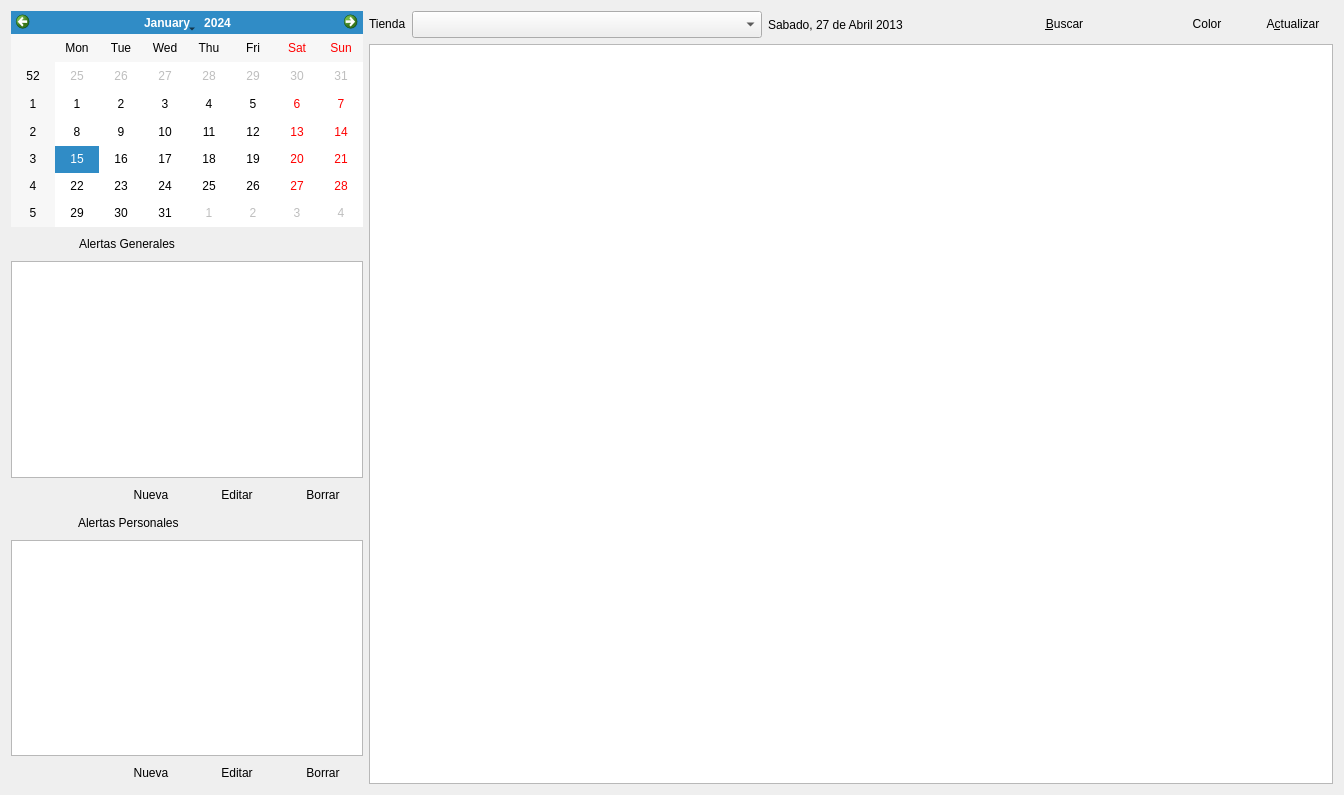
rodety/manager, file agenda/agenda_ui.ui: the form before one commit.
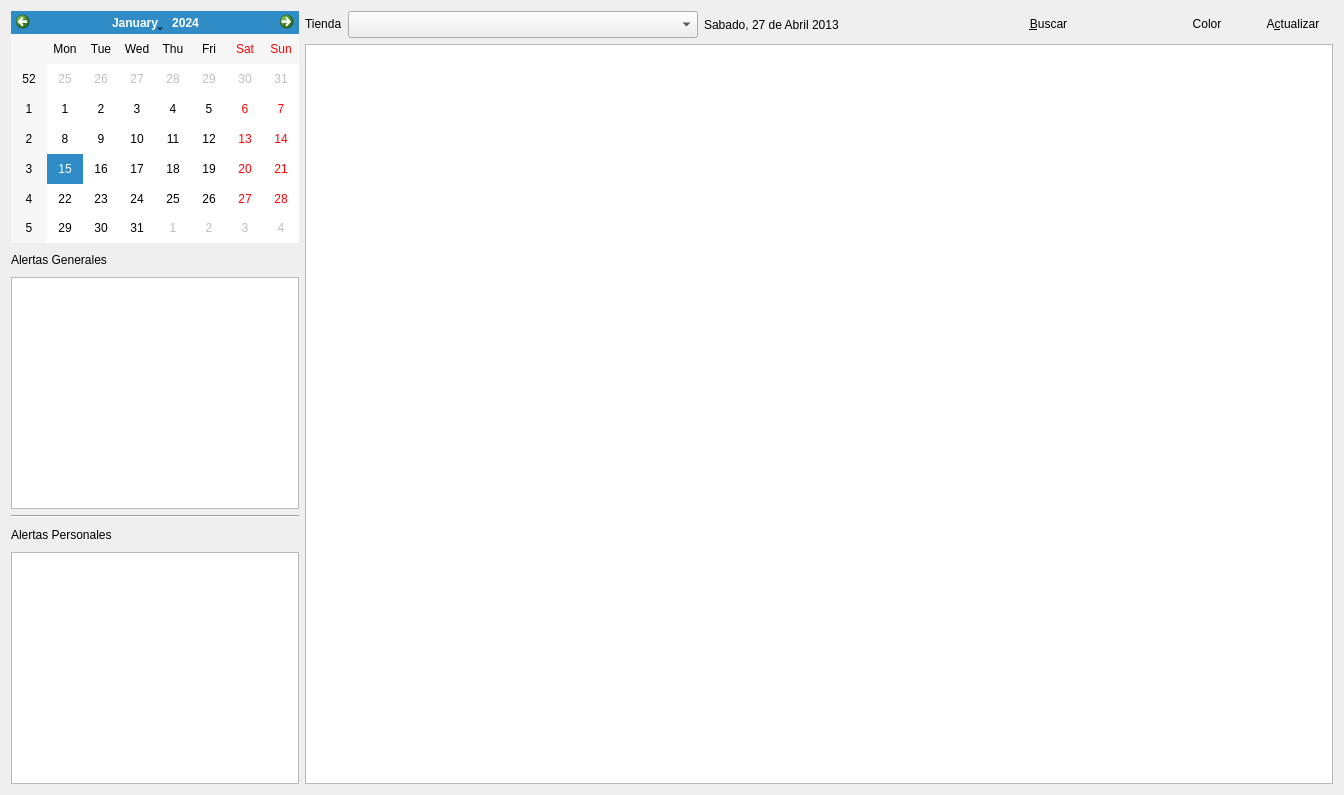
The form after the commit. Icons and pictures are not drawn.

Commit message: Terminado agenda

Diff of the .ui file:
```diff
--- a/agenda/agenda_ui.ui
+++ b/agenda/agenda_ui.ui
@@ -50,64 +50,6 @@
           </widget>
          </item>
          <item>
-          <widget class="QPushButton" name="pushButton_AlertaGeneral_changeColor">
-           <property name="enabled">
-            <bool>true</bool>
-           </property>
-           <property name="sizePolicy">
-            <sizepolicy hsizetype="Fixed" vsizetype="Fixed">
-             <horstretch>0</horstretch>
-             <verstretch>0</verstretch>
-            </sizepolicy>
-           </property>
-           <property name="text">
-            <string/>
-           </property>
-           <property name="icon">
-            <iconset resource="../Icons/Icons.qrc">
-             <normaloff>:/Icons/color_swatch.png</normaloff>:/Icons/color_swatch.png</iconset>
-           </property>
-           <property name="iconSize">
-            <size>
-             <width>16</width>
-             <height>16</height>
-            </size>
-           </property>
-           <property name="autoDefault">
-            <bool>false</bool>
-           </property>
-           <property name="default">
-            <bool>false</bool>
-           </property>
-           <property name="flat">
-            <bool>true</bool>
-           </property>
-          </widget>
-         </item>
-        </layout>
-       </item>
-       <item>
-        <widget class="QTableView" name="tableView_Alert_General"/>
-       </item>
-       <item>
-        <layout class="QHBoxLayout" name="horizontalLayout_3">
-         <item>
-          <spacer name="horizontalSpacer_2">
-           <property name="orientation">
-            <enum>Qt::Horizontal</enum>
-           </property>
-           <property name="sizeType">
-            <enum>QSizePolicy::Fixed</enum>
-           </property>
-           <property name="sizeHint" stdset="0">
-            <size>
-             <width>100</width>
-             <height>20</height>
-            </size>
-           </property>
-          </spacer>
-         </item>
-         <item>
           <widget class="QPushButton" name="pushButton_Alert_General_add">
            <property name="sizePolicy">
             <sizepolicy hsizetype="Fixed" vsizetype="Fixed">
@@ -116,7 +58,7 @@
             </sizepolicy>
            </property>
            <property name="text">
-            <string>Nueva</string>
+            <string/>
            </property>
            <property name="icon">
             <iconset resource="../Icons/Icons.qrc">
@@ -142,7 +84,7 @@
             </sizepolicy>
            </property>
            <property name="text">
-            <string>Editar</string>
+            <string/>
            </property>
            <property name="icon">
             <iconset resource="../Icons/Icons.qrc">
@@ -168,7 +110,7 @@
             </sizepolicy>
            </property>
            <property name="text">
-            <string>Borrar</string>
+            <string/>
            </property>
            <property name="icon">
             <iconset resource="../Icons/Icons.qrc">
@@ -185,8 +127,56 @@
            </property>
           </widget>
          </item>
+         <item>
+          <widget class="QPushButton" name="pushButton_AlertaGeneral_changeColor">
+           <property name="enabled">
+            <bool>true</bool>
+           </property>
+           <property name="sizePolicy">
+            <sizepolicy hsizetype="Fixed" vsizetype="Fixed">
+             <horstretch>0</horstretch>
+             <verstretch>0</verstretch>
+            </sizepolicy>
+           </property>
+           <property name="text">
+            <string/>
+           </property>
+           <property name="icon">
+            <iconset resource="../Icons/Icons.qrc">
+             <normaloff>:/Icons/color_swatch.png</normaloff>:/Icons/color_swatch.png</iconset>
+           </property>
+           <property name="iconSize">
+            <size>
+             <width>16</width>
+             <height>16</height>
+            </size>
+           </property>
+           <property name="autoDefault">
+            <bool>false</bool>
+           </property>
+           <property name="default">
+            <bool>false</bool>
+           </property>
+           <property name="flat">
+            <bool>true</bool>
+           </property>
+          </widget>
+         </item>
         </layout>
        </item>
+       <item>
+        <widget class="QTableView" name="tableView_Alert_General"/>
+       </item>
+       <item>
+        <layout class="QHBoxLayout" name="horizontalLayout_3"/>
+       </item>
+       <item>
+        <widget class="Line" name="line">
+         <property name="orientation">
+          <enum>Qt::Horizontal</enum>
+         </property>
+        </widget>
+       </item>
        <item>
         <layout class="QHBoxLayout" name="horizontalLayout_2">
          <item>
@@ -203,55 +193,6 @@
           </widget>
          </item>
          <item>
-          <widget class="QPushButton" name="pushButton_Alert_Personal_changeColor">
-           <property name="sizePolicy">
-            <sizepolicy hsizetype="Fixed" vsizetype="Fixed">
-             <horstretch>0</horstretch>
-             <verstretch>0</verstretch>
-            </sizepolicy>
-           </property>
-           <property name="text">
-            <string/>
-           </property>
-           <property name="icon">
-            <iconset resource="../Icons/Icons.qrc">
-             <normaloff>:/Icons/color_swatch.png</normaloff>:/Icons/color_swatch.png</iconset>
-           </property>
-           <property name="iconSize">
-            <size>
-             <width>16</width>
-             <height>16</height>
-            </size>
-           </property>
-           <property name="flat">
-            <bool>true</bool>
-           </property>
-          </widget>
-         </item>
-        </layout>
-       </item>
-       <item>
-        <widget class="QTableView" name="tableView_Alert_Personal"/>
-       </item>
-       <item>
-        <layout class="QHBoxLayout" name="horizontalLayout_4">
-         <item>
-          <spacer name="horizontalSpacer">
-           <property name="orientation">
-            <enum>Qt::Horizontal</enum>
-           </property>
-           <property name="sizeType">
-            <enum>QSizePolicy::Fixed</enum>
-           </property>
-           <property name="sizeHint" stdset="0">
-            <size>
-             <width>100</width>
-             <height>20</height>
-            </size>
-           </property>
-          </spacer>
-         </item>
-         <item>
           <widget class="QPushButton" name="pushButton_Alert_Personales_add">
            <property name="sizePolicy">
             <sizepolicy hsizetype="Fixed" vsizetype="Fixed">
@@ -260,7 +201,7 @@
             </sizepolicy>
            </property>
            <property name="text">
-            <string>Nueva</string>
+            <string/>
            </property>
            <property name="icon">
             <iconset resource="../Icons/Icons.qrc">
@@ -286,7 +227,7 @@
             </sizepolicy>
            </property>
            <property name="text">
-            <string>Editar</string>
+            <string/>
            </property>
            <property name="icon">
             <iconset resource="../Icons/Icons.qrc">
@@ -312,7 +253,7 @@
             </sizepolicy>
            </property>
            <property name="text">
-            <string>Borrar</string>
+            <string/>
            </property>
            <property name="icon">
             <iconset resource="../Icons/Icons.qrc">
@@ -329,8 +270,40 @@
            </property>
           </widget>
          </item>
+         <item>
+          <widget class="QPushButton" name="pushButton_Alert_Personal_changeColor">
+           <property name="sizePolicy">
+            <sizepolicy hsizetype="Fixed" vsizetype="Fixed">
+             <horstretch>0</horstretch>
+             <verstretch>0</verstretch>
+            </sizepolicy>
+           </property>
+           <property name="text">
+            <string/>
+           </property>
+           <property name="icon">
+            <iconset resource="../Icons/Icons.qrc">
+             <normaloff>:/Icons/color_swatch.png</normaloff>:/Icons/color_swatch.png</iconset>
+           </property>
+           <property name="iconSize">
+            <size>
+             <width>16</width>
+             <height>16</height>
+            </size>
+           </property>
+           <property name="flat">
+            <bool>true</bool>
+           </property>
+          </widget>
+         </item>
         </layout>
        </item>
+       <item>
+        <widget class="QTableView" name="tableView_Alert_Personal"/>
+       </item>
+       <item>
+        <layout class="QHBoxLayout" name="horizontalLayout_4"/>
+       </item>
       </layout>
      </item>
      <item row="0" column="2" rowspan="2">
```
Left out of the diff: 1 changed line with no effect on the pictures. The commit also changes 5 other files.
